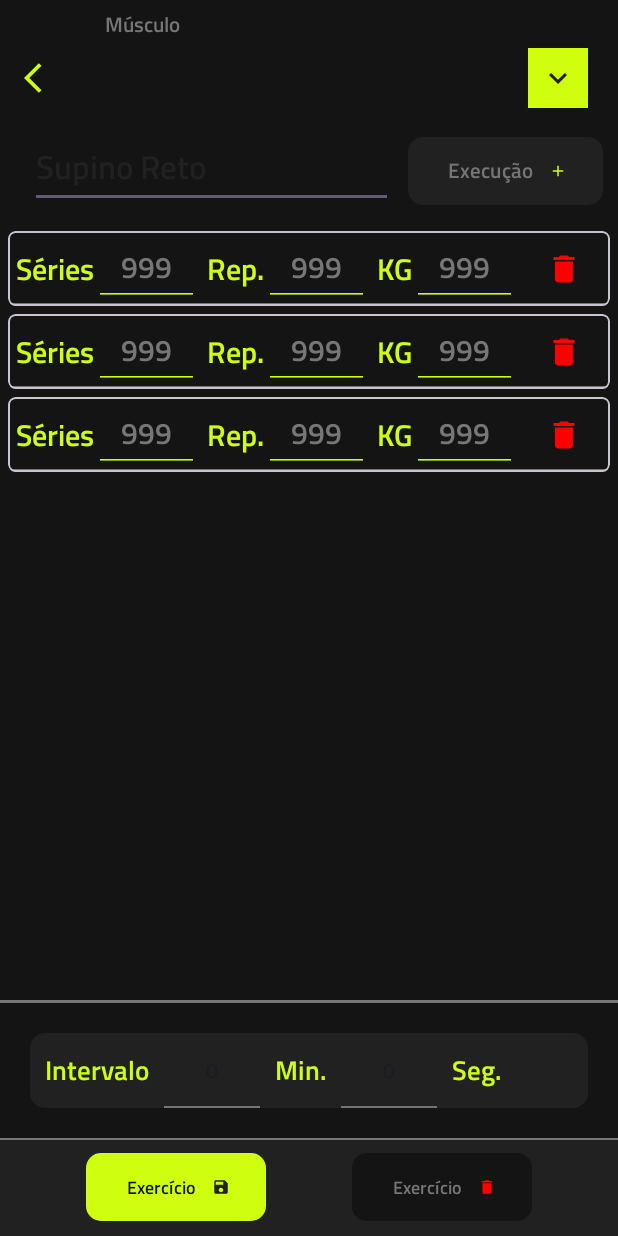
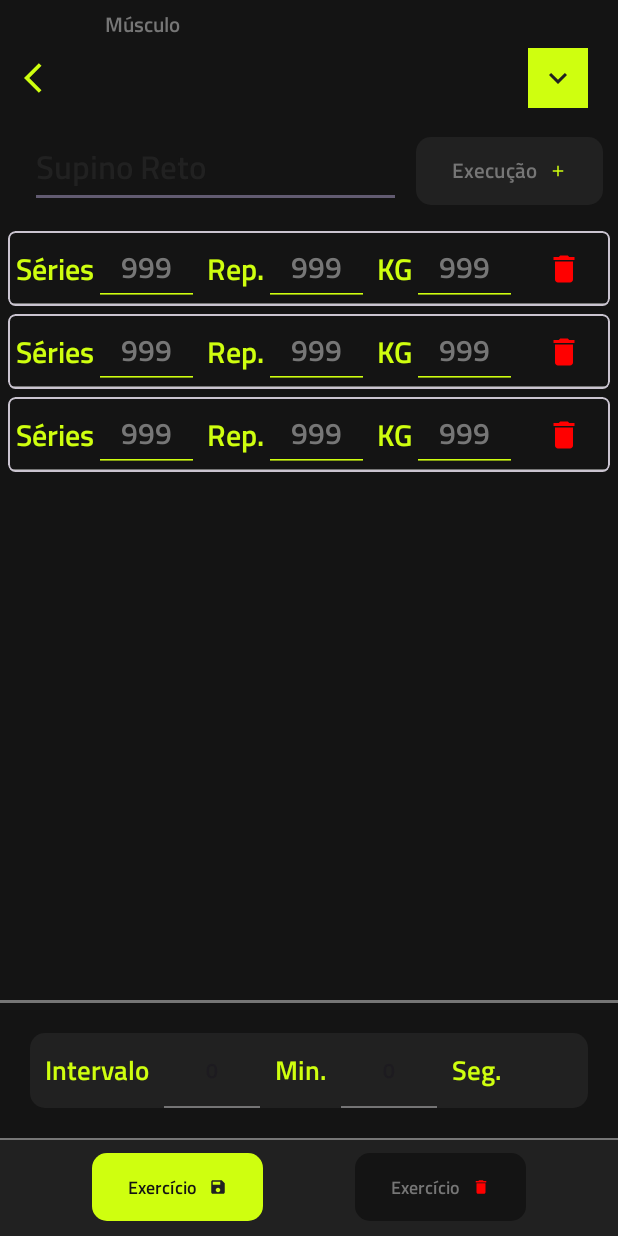
Before and after one commit to henriquelirap/strongnote, an Android app: the layout fragment_exercise_and_set.xml on its own in the app's theme, with its tools: preview values and no code run, on a phone screen of 412 x 824 dp. Run offline under Robolectric (Android 15) with nearby library versions, the phone set to English and light mode, and no system bars.

Commit message:
Corrigido bug visual botoes

```diff
--- a/app/src/main/res/layout/fragment_exercise_and_set.xml
+++ b/app/src/main/res/layout/fragment_exercise_and_set.xml
@@ -65,7 +65,7 @@
 
     <Button
         android:id="@+id/btnNewSet"
-        android:layout_width="130dp"
+        android:layout_width="wrap_content"
         android:layout_height="45dp"
         android:layout_marginRight="10dp"
         android:background="@drawable/bg_btn_gray"
@@ -171,7 +171,7 @@
 
         <com.google.android.material.button.MaterialButton
             android:id="@+id/btnSaveExercise"
-            android:layout_width="120dp"
+            android:layout_width="wrap_content"
             android:layout_height="45dp"
             android:background="@drawable/bg_btn_green"
             android:drawableEnd="@drawable/ic_save_mini_black"
@@ -189,7 +189,7 @@
 
         <com.google.android.material.button.MaterialButton
             android:id="@+id/btnDeleteExercise"
-            android:layout_width="120dp"
+            android:layout_width="wrap_content"
             android:layout_height="45dp"
             android:background="@drawable/bg_btn_green"
             android:drawableEnd="@drawable/ic_delete_mini"
--- a/app/src/main/res/layout/fragment_main.xml
+++ b/app/src/main/res/layout/fragment_main.xml
@@ -199,7 +199,7 @@
 
             <com.google.android.material.button.MaterialButton
                 android:id="@+id/btnNewRoutine"
-                android:layout_width="105dp"
+                android:layout_width="wrap_content"
                 android:layout_height="45dp"
                 android:background="@drawable/bg_btn_green"
                 android:drawableEnd="@drawable/ic_add_mini"
@@ -218,7 +218,7 @@
 
             <com.google.android.material.button.MaterialButton
                 android:id="@+id/btnNewExercise"
-                android:layout_width="120dp"
+                android:layout_width="wrap_content"
                 android:layout_height="45dp"
                 android:background="@drawable/bg_btn_green"
                 android:drawableEnd="@drawable/ic_add_mini_black"
@@ -237,7 +237,7 @@
 
             <com.google.android.material.button.MaterialButton
                 android:id="@+id/btnDeleteRoutine"
-                android:layout_width="105dp"
+                android:layout_width="wrap_content"
                 android:layout_height="45dp"
                 android:layout_marginEnd="10dp"
                 android:background="@drawable/bg_btn_green"
```
